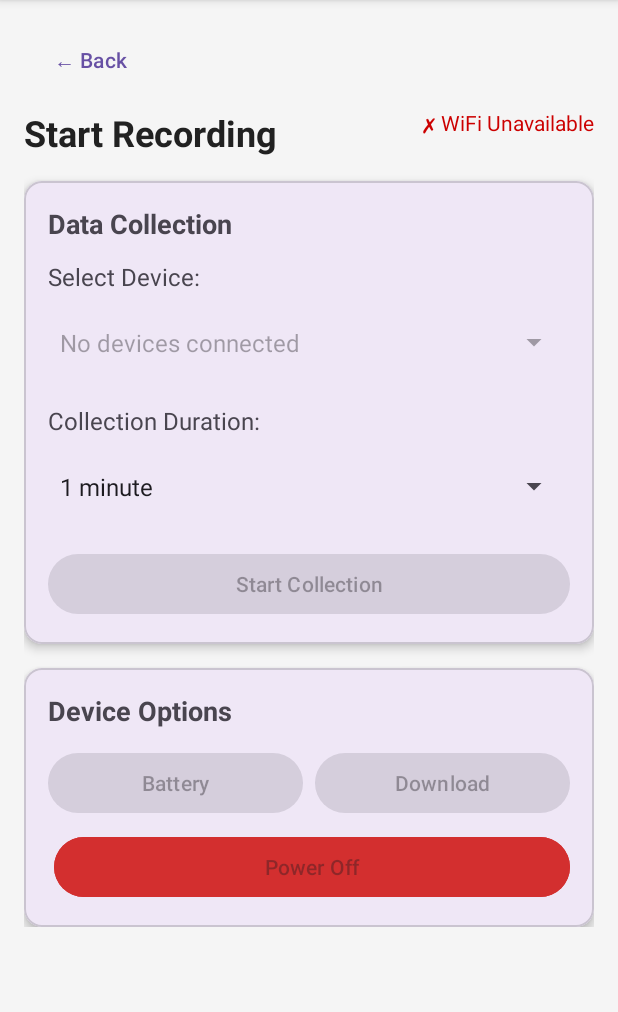
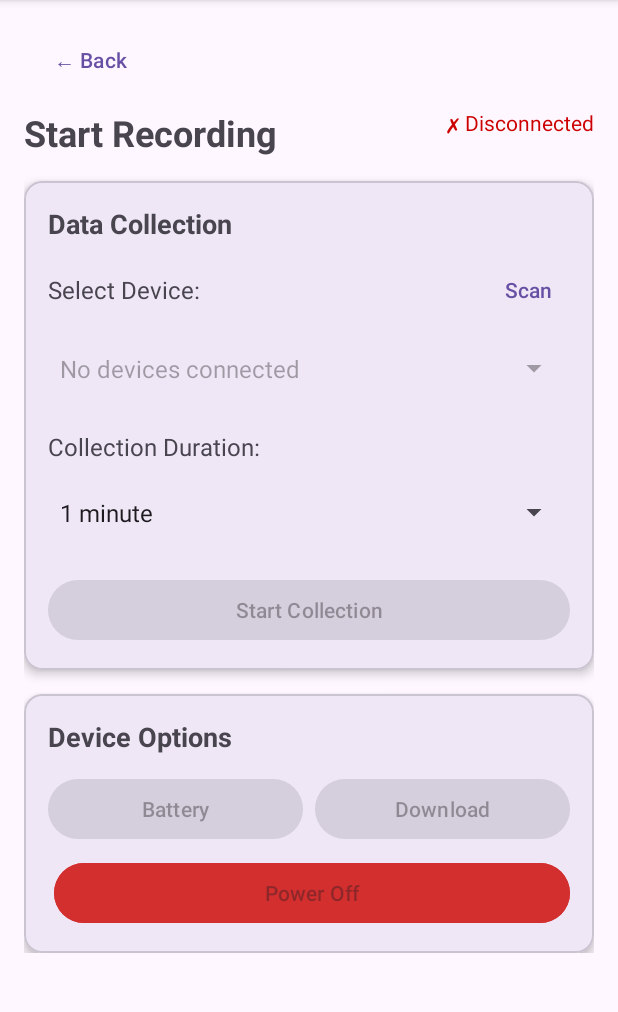
Before and after one commit to charlesramey/otterapp, an Android app: the StartRecordingActivity screen opened directly, with no data from a screen before it, on a phone screen of 412 x 824 dp, the part 96-1108 px from its top. Run offline under Robolectric (Android 15) with nearby library versions, the phone set to English and light mode, and no system bars.

Commit message:
Fix API integration, resolve crashes, and improve UI/UX
- Refactored app flow: Removed redundant `MainActivity`, `BeginNewCollectionActivity`, and `PowerOnDeviceActivity`. New flow is `Launcher` -> `Experienced` -> `StartRecording` / `Maintenance`.
- Updated `StartRecordingActivity` to match `TestSeaOtterEnrichmentDeviceAPI.py` logic:
    - Implemented manual JSON parsing for file lists to avoid Gson type errors.
    - Improved connection logic to distinguish between generic WiFi and Otter Device connections.
    - Added "Scan" button to manually trigger device detection.
    - Fixed file sorting (newest first).
- Updated `MaintenanceModeActivity` to include Firmware Update and Sleep functionality.
- UI Improvements:
    - Created `item_file.xml` with explicit high-contrast text for file lists.
    - Removed hardcoded background/text colors in `activity_start_recording.xml` to support system themes (Dark/Light mode).
    - Fixed "Connected" vs "No devices connected" state mismatch.
- Verified against Python API test script specifications.

```diff
--- a/app/src/main/java/com/example/otterenrichment/StartRecordingActivity.kt
+++ b/app/src/main/java/com/example/otterenrichment/StartRecordingActivity.kt
@@ -119,6 +119,11 @@ class StartRecordingActivity : AppCompatActivity() {
             startDataCollection()
         }
 
+        // Scan button
+        binding.btnScan.setOnClickListener {
+            startDeviceDetection()
+        }
+
         // Device Options buttons
         binding.btnCheckBattery.setOnClickListener {
             checkBattery()
@@ -209,35 +214,40 @@ class StartRecordingActivity : AppCompatActivity() {
         val network = connectivityManager.activeNetwork
         val capabilities = connectivityManager.getNetworkCapabilities(network)
 
-        val isConnected = capabilities?.hasTransport(NetworkCapabilities.TRANSPORT_WIFI) == true
+        val isWifiConnected = capabilities?.hasTransport(NetworkCapabilities.TRANSPORT_WIFI) == true
 
-        if (isConnected) {
-            binding.tvConnectionStatus.text = "✓ Connected"
-            binding.tvConnectionStatus.setTextColor(ContextCompat.getColor(this@StartRecordingActivity, android.R.color.holo_green_dark))
-
-            lastConnectionTime = System.currentTimeMillis()
-
-            // Check if we just connected to a device network
+        if (isWifiConnected) {
             val wifiInfo = wifiManager.connectionInfo
             val currentSsid = wifiInfo.ssid.replace("\"", "")
             val isDeviceNetwork = recognizedDeviceNames.any { currentSsid.lowercase().startsWith(it) }
 
-            if (isDeviceNetwork && !connectedToDeviceNetwork) {
-                connectedToDeviceNetwork = true
-                onConnectedToDevice(currentSsid)
-            } else if (!isDeviceNetwork) {
+            if (isDeviceNetwork) {
+                binding.tvConnectionStatus.text = "✓ Connected to Device"
+                binding.tvConnectionStatus.setTextColor(ContextCompat.getColor(this@StartRecordingActivity, android.R.color.holo_green_dark))
+
+                if (!connectedToDeviceNetwork) {
+                    connectedToDeviceNetwork = true
+                    onConnectedToDevice(currentSsid)
+                }
+            } else {
+                binding.tvConnectionStatus.text = "⚠ WiFi Connected (No Device)"
+                binding.tvConnectionStatus.setTextColor(ContextCompat.getColor(this@StartRecordingActivity, android.R.color.darker_gray))
                 connectedToDeviceNetwork = false
             }
 
-            // Try to get battery level (placeholder)
-            lifecycleScope.launch {
-                try {
-                    lastBatteryLevel = 85f // Placeholder
-                } catch (e: Exception) { }
-            }
+            lastConnectionTime = System.currentTimeMillis()
+
+            // Update Spinner Logic
+            updateConnectedDevices()
+            updateDeviceSpinner()
+
         } else {
             connectedToDeviceNetwork = false
-            showWifiError()
+            binding.tvConnectionStatus.text = "✗ Disconnected"
+            binding.tvConnectionStatus.setTextColor(ContextCompat.getColor(this@StartRecordingActivity, android.R.color.holo_red_dark))
+
+            updateConnectedDevices()
+            updateDeviceSpinner()
         }
     }
 
--- a/app/src/main/res/layout/activity_start_recording.xml
+++ b/app/src/main/res/layout/activity_start_recording.xml
@@ -2,8 +2,7 @@
 <ScrollView xmlns:android="http://schemas.android.com/apk/res/android"
     xmlns:app="http://schemas.android.com/apk/res-auto"
     android:layout_width="match_parent"
-    android:layout_height="match_parent"
-    android:background="#F5F5F5">
+    android:layout_height="match_parent">
 
     <androidx.constraintlayout.widget.ConstraintLayout
         android:layout_width="match_parent"
@@ -27,7 +26,6 @@
             android:text="Start Recording"
             android:textSize="24sp"
             android:textStyle="bold"
-            android:textColor="#212121"
             app:layout_constraintTop_toBottomOf="@id/btnBack"
             app:layout_constraintStart_toStartOf="parent"
             android:layout_marginTop="8dp" />
@@ -77,12 +75,29 @@
                     android:textSize="18sp"
                     android:textStyle="bold" />
 
-                <TextView
-                    android:layout_width="wrap_content"
+                <LinearLayout
+                    android:layout_width="match_parent"
                     android:layout_height="wrap_content"
-                    android:text="Select Device:"
-                    android:textSize="16sp"
-                    android:layout_marginTop="12dp" />
+                    android:orientation="horizontal"
+                    android:gravity="center_vertical"
+                    android:layout_marginTop="12dp">
+
+                    <TextView
+                        android:layout_width="0dp"
+                        android:layout_height="wrap_content"
+                        android:layout_weight="1"
+                        android:text="Select Device:"
+                        android:textSize="16sp" />
+
+                    <Button
+                        android:id="@+id/btnScan"
+                        android:layout_width="wrap_content"
+                        android:layout_height="wrap_content"
+                        android:text="Scan"
+                        style="@style/Widget.Material3.Button.TextButton"
+                        android:minHeight="0dp"
+                        android:minWidth="0dp" />
+                </LinearLayout>
 
                 <Spinner
                     android:id="@+id/spinnerDevice"
@@ -257,8 +272,7 @@
                     android:id="@+id/recyclerViewFiles"
                     android:layout_width="match_parent"
                     android:layout_height="200dp"
-                    android:layout_marginTop="8dp"
-                    android:background="#FFFFFF" />
+                    android:layout_marginTop="8dp" />
             </LinearLayout>
         </com.google.android.material.card.MaterialCardView>
 
```
